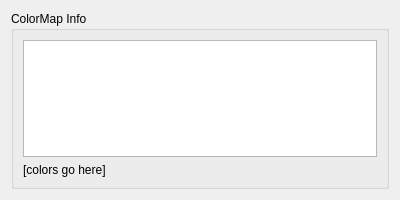
The window that src/Interface/Modules/Visualization/ReportColorMapInfo.ui (SCIInstitute/SCIRun) describes before a commit, drawn with Qt 5.
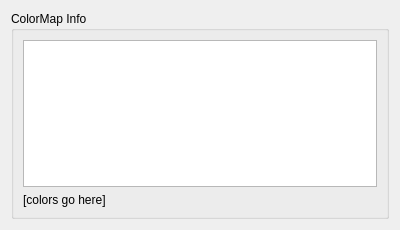
The same window after the commit.

What changed in the file:
```diff
--- a/src/Interface/Modules/Visualization/ReportColorMapInfo.ui
+++ b/src/Interface/Modules/Visualization/ReportColorMapInfo.ui
@@ -7,7 +7,7 @@
     <x>0</x>
     <y>0</y>
     <width>400</width>
-    <height>200</height>
+    <height>230</height>
    </rect>
   </property>
   <property name="sizePolicy">
@@ -19,7 +19,7 @@
   <property name="minimumSize">
    <size>
     <width>400</width>
-    <height>200</height>
+    <height>230</height>
    </size>
   </property>
   <property name="maximumSize">
```
